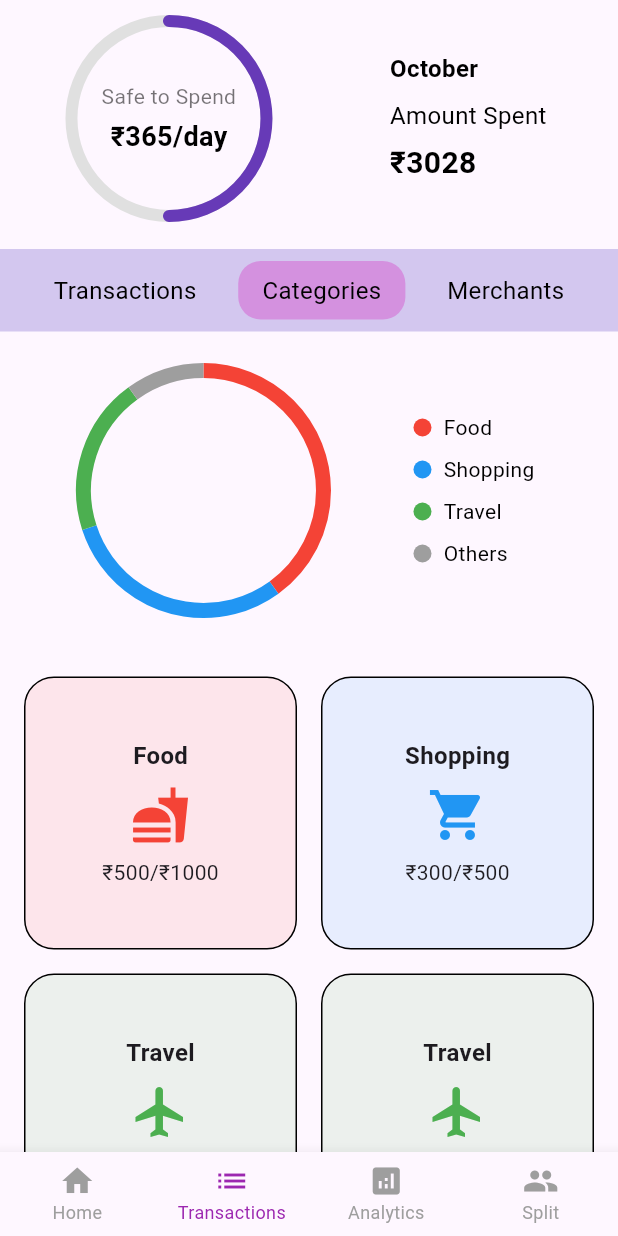
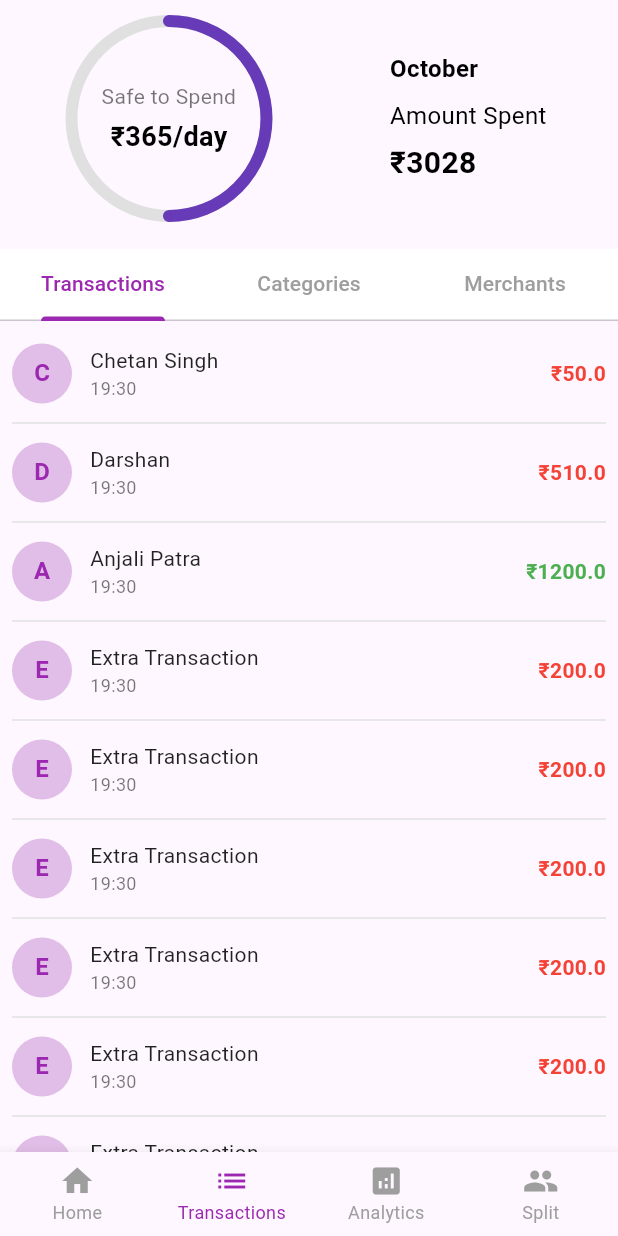
Before and after one commit to Runtime-Error-IITK/brokeo, a Flutter app: the screen it shows after launch, item 2 of the bottom bar chosen, on a phone screen of 412 x 824 dp. Run offline on Flutter 3.47's test engine with Material 3 defaults, Android fonts, the phone set to English and light mode, and no system bars; our stand-ins replace google_fonts, intl_phone_field; missing offline and left inert: currency_picker.

Commit message:
Added transaction section, left with detailing of transaction and add transaction button

```diff
--- a/lib/frontend/transactions_pages/categories_page.dart
+++ b/lib/frontend/transactions_pages/categories_page.dart
@@ -9,8 +9,17 @@ class CategoriesPage extends StatefulWidget {
   _CategoriesPageState createState() => _CategoriesPageState();
 }
 
-class _CategoriesPageState extends State<CategoriesPage> {
+class _CategoriesPageState extends State<CategoriesPage> with SingleTickerProviderStateMixin {
   int _currentIndex = 1;
+  late TabController _tabController;
+  bool showTransactions = false;
+
+  @override
+  void initState() {
+    super.initState();
+    _tabController = TabController(length: 3, vsync: this, initialIndex: 0); // Change initialIndex to 0
+  }
+
   @override
   Widget build(BuildContext context) {
     return Scaffold(
@@ -28,17 +37,22 @@ class _CategoriesPageState extends State<CategoriesPage> {
             buildNavigationBar(context),
 
             SizedBox(height: 10),
-            // 3) Expanded area with a ListView:
-            //    - Donut chart
-            //    - Categories list
+            // 3) Expanded area with a ListView or Transactions:
             Expanded(
-              child: ListView(
+              child: TabBarView(
+                controller: _tabController,
                 children: [
-                  // Donut chart
-                  buildDonutChart(),
-                  SizedBox(height: 20),
-                  // Placeholder for your categories list
-                  buildCategoryGrid(),
+                  _buildTransactions(),
+                  ListView(
+                    children: [
+                      // Donut chart
+                      buildDonutChart(),
+                      SizedBox(height: 20),
+                      // Placeholder for your categories list
+                      buildCategoryGrid(),
+                    ],
+                  ),
+                  Center(child: Text("Merchants View")),
                 ],
               ),
             ),
@@ -140,51 +154,16 @@ class _CategoriesPageState extends State<CategoriesPage> {
   /// Navigation bar with three items: Transactions, Categories, Merchants
   Widget buildNavigationBar(BuildContext context) {
     return Container(
-      color: Color.fromARGB(255, 211, 199, 239), // Light pink background
-      padding: const EdgeInsets.all(8.0),
-      child: Row(
-        mainAxisAlignment: MainAxisAlignment.spaceEvenly,
-        children: [
-          // Transactions (placeholder - no actual navigation)
-          InkWell(
-            onTap: () {
-              // TODO: Navigate to Transactions Page
-            },
-            child: Text(
-              "Transactions",
-              style: TextStyle(fontSize: 16, color: Colors.black),
-            ),
-          ),
-
-          // Categories (highlighted, current page)
-          Container(
-            padding: EdgeInsets.symmetric(horizontal: 16, vertical: 8),
-            decoration: BoxDecoration(
-              color:
-                  const Color.fromARGB(255, 212, 145, 223), // highlight color
-              borderRadius: BorderRadius.circular(15),
-            ),
-            child: InkWell(
-              onTap: () {
-                // Already on Categories page
-              },
-              child: Text(
-                "Categories",
-                style: TextStyle(fontSize: 16, color: Colors.black),
-              ),
-            ),
-          ),
-
-          // Merchants (placeholder - no actual navigation)
-          InkWell(
-            onTap: () {
-              // TODO: Navigate to Merchants Page
-            },
-            child: Text(
-              "Merchants",
-              style: TextStyle(fontSize: 16, color: Colors.black),
-            ),
-          ),
+      color: Colors.white,
+      child: TabBar(
+        controller: _tabController,
+        labelColor: Colors.purple,
+        unselectedLabelColor: Colors.grey,
+        indicatorColor: Colors.purple,
+        tabs: [
+          Tab(text: "Transactions"),
+          Tab(text: "Categories"),
+          Tab(text: "Merchants"),
         ],
       ),
     );
@@ -401,6 +380,88 @@ class _CategoriesPageState extends State<CategoriesPage> {
             icon: Icon(Icons.analytics), label: "Analytics"),
         BottomNavigationBarItem(icon: Icon(Icons.people), label: "Split"),
       ],
+    );
+  }
+
+  Widget _buildTransactions() {
+    List<Transaction> transactions = MockBackend.getTransactions();
+    return ListView.builder(
+      padding: const EdgeInsets.symmetric(horizontal: 8, vertical: 0),
+      itemCount: transactions.length,
+      itemBuilder: (context, index) {
+        return Column(
+          children: [
+            _transactionTile(transactions[index], index),
+            if (index < transactions.length - 1)
+              Divider(color: Colors.grey[300]),
+          ],
+        );
+      },
+    );
+  }
+
+  Widget _transactionTile(Transaction transaction, int index) {
+    return InkWell(
+      onTap: () {
+        // setState(() {
+        //   expandedTransactionIndex =
+        //       (expandedTransactionIndex == index) ? -1 : index;
+        // });
+      },
+      child: Column(
+        children: [
+          Padding(
+            padding: const EdgeInsets.symmetric(vertical: 5),
+            child: Row(
+              children: [
+                CircleAvatar(
+                  backgroundColor: Colors.purple[100],
+                  child: Text(
+                    transaction.name[0],
+                    style: TextStyle(
+                        fontWeight: FontWeight.bold, color: Colors.purple),
+                  ),
+                ),
+                SizedBox(width: 12),
+                Expanded(
+                  child: Column(
+                    crossAxisAlignment: CrossAxisAlignment.start,
+                    children: [
+                      Text(
+                        transaction.name,
+                        style: TextStyle(fontSize: 14, color: Colors.black87),
+                      ),
+                      Text(
+                        "19:30", // Placeholder for time
+                        style: TextStyle(fontSize: 12, color: Colors.black54),
+                      ),
+                    ],
+                  ),
+                ),
+                Text(
+                  "₹${transaction.amount.abs()}",
+                  style: TextStyle(
+                    fontSize: 14,
+                    fontWeight: FontWeight.bold,
+                    color: transaction.amount < 0 ? Colors.red : Colors.green,
+                  ),
+                ),
+              ],
+            ),
+          ),
+          // if (expandedTransactionIndex == index)
+          //   Padding(
+          //     padding: const EdgeInsets.only(left: 50, right: 10, bottom: 8),
+          //     child: Align(
+          //       alignment: Alignment.centerLeft,
+          //       child: Text(
+          //         "Date: ${DateFormat('dd MMM yyyy').format(DateTime.now())}\nCategory: Groceries",
+          //         style: TextStyle(fontSize: 12, color: Colors.black54),
+          //       ),
+          //     ),
+          //   ),
+        ],
+      ),
     );
   }
 }
@@ -692,3 +753,39 @@ class DummyDataService {
     return ["Food", "Shopping", "Travel", "Others"];
   }
 }
+class Transaction {
+  final String name;
+  final double amount;
+  Transaction(this.name, this.amount);
+
+  /// Dummy function to return a positive spend value.
+  /// For now, it returns a fixed dummy value.
+  double getSpent() {
+    return 100; // Dummy value
+  }
+}
+
+/// Backend
+class MockBackend {
+  static List<Transaction> getTransactions() {
+    return [
+      Transaction("Chetan Singh", -50),
+      Transaction("Darshan", -510),
+      Transaction("Anjali Patra", 1200),
+      Transaction("Extra Transaction", -200),
+      Transaction("Extra Transaction", -200),
+      Transaction("Extra Transaction", -200),
+      Transaction("Extra Transaction", -200),
+      Transaction("Extra Transaction", -200),
+      Transaction("Extra Transaction", -200),
+      Transaction("Extra Transaction", -200),
+      Transaction("Extra Transaction", -200),
+      Transaction("Extra Transaction", -200),
+    ];
+  }
+
+  /// Dummy function to return the total spent amount.
+  static double getTotalSpent() {
+    return 600; // Dummy total spent value
+  }
+}
```
Also changed, not shown: lib/frontend/transactions_pages/transaction_page.dart (deleted, +0 -381 lines).
